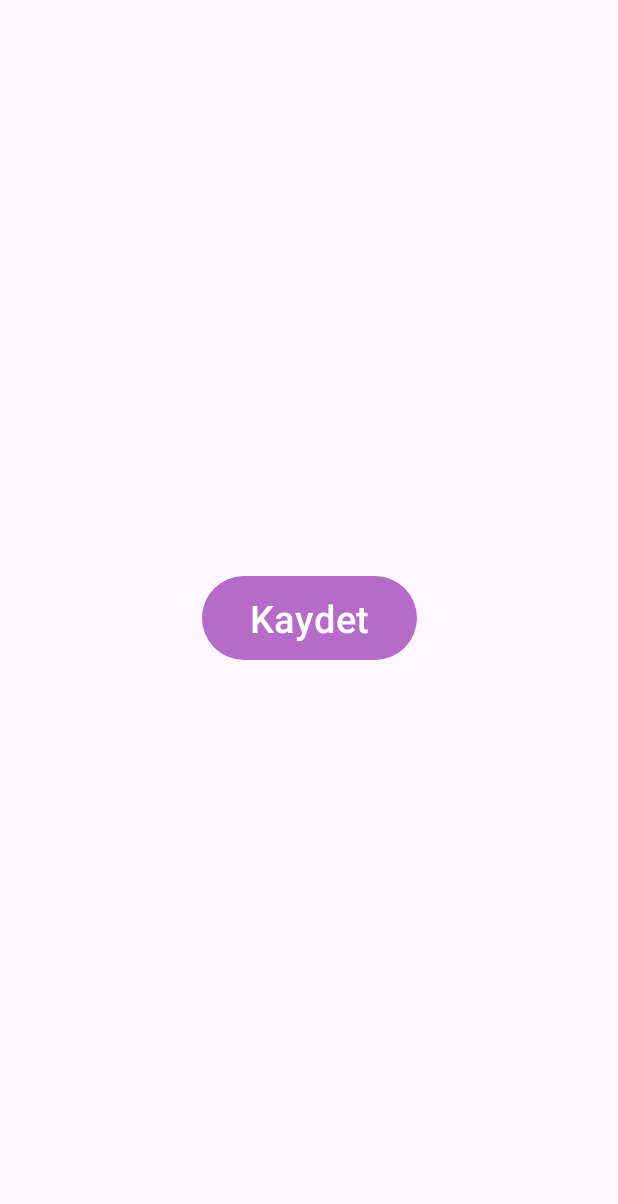
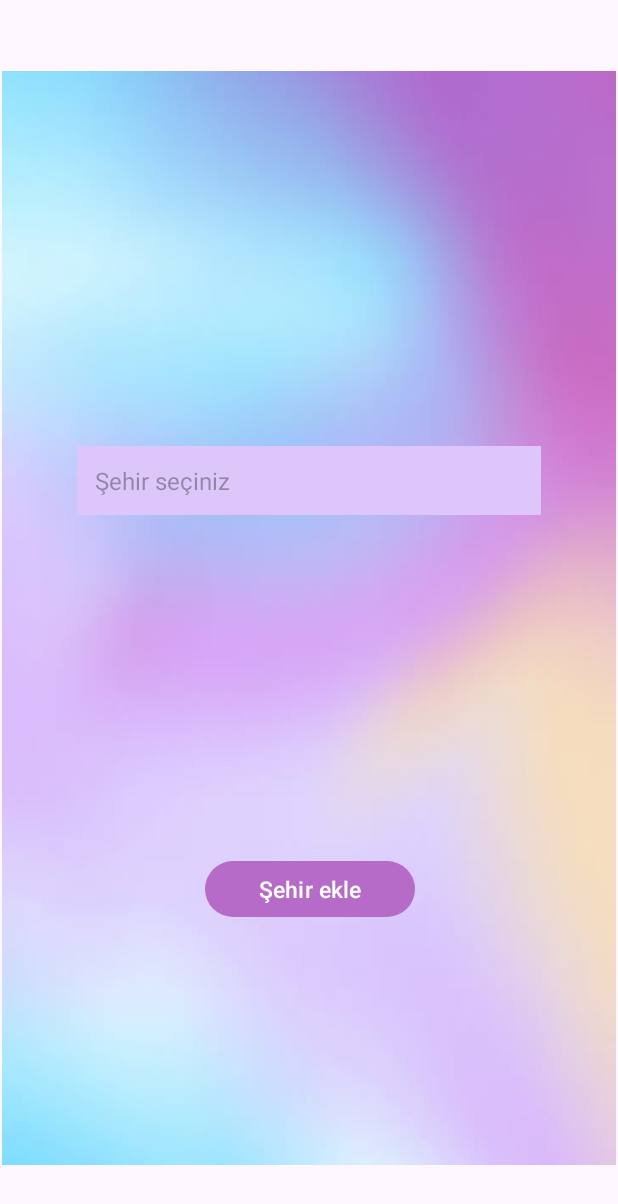
Before and after one commit to MrtAyd6/Seyahatnamem, an Android app: the SehirEkleFragment screen opened through its navigation route, on a phone screen of 412 x 824 dp. Shown: the top 1204 px of the screen. Run offline under Robolectric (Android 15) with nearby library versions, the light colour scheme and no system bars; our stand-ins replace Firebase (no records; nobody signed in at launch, a user with empty details on screens opened directly).

Commit message:
Giriş işlemleri, şehir ekleme işlemi, profil görünümü güncellendi.

```diff
--- a/app/build.gradle.kts
+++ b/app/build.gradle.kts
@@ -3,6 +3,7 @@ plugins {
     alias(libs.plugins.kotlin.android)
     id("kotlin-kapt")
     id("androidx.navigation.safeargs.kotlin")
+    alias(libs.plugins.google.gms.google.services)
 }
 
 android {
@@ -55,6 +56,9 @@ dependencies {
     implementation(libs.androidx.constraintlayout)
     implementation(libs.androidx.navigation.fragment.ktx)
     implementation(libs.androidx.navigation.ui.ktx)
+    implementation(libs.firebase.auth)
+    implementation(libs.firebase.firestore)
+    implementation(libs.firebase.storage)
     testImplementation(libs.junit)
     androidTestImplementation(libs.androidx.junit)
     androidTestImplementation(libs.androidx.espresso.core)
--- a/app/src/main/java/com/example/seyahatnamem/view/GirisFragment.kt
+++ b/app/src/main/java/com/example/seyahatnamem/view/GirisFragment.kt
@@ -5,17 +5,26 @@ import androidx.fragment.app.Fragment
 import android.view.LayoutInflater
 import android.view.View
 import android.view.ViewGroup
+import android.widget.Toast
 import androidx.navigation.Navigation
 import com.example.seyahatnamem.databinding.FragmentGirisBinding
 import com.example.seyahatnamem.model.Kullanici
+import com.google.firebase.auth.FirebaseAuth
+import com.google.firebase.auth.ktx.auth
+import com.google.firebase.ktx.Firebase
 
 
 class GirisFragment : Fragment() {
     private var _binding: FragmentGirisBinding? = null
     private val binding get() = _binding!!
+    private lateinit var auth : FirebaseAuth
+
+
+
+
     override fun onCreate(savedInstanceState: Bundle?) {
         super.onCreate(savedInstanceState)
-
+        auth = Firebase.auth
     }
 
     override fun onCreateView(
@@ -39,15 +48,30 @@ class GirisFragment : Fragment() {
         }
 
 
+        val guncelKullanici = auth.currentUser
+        if(guncelKullanici != null){
+            //kullanıcı daha önce giriş yapmış
+            val action = GirisFragmentDirections.actionGirisFragmentToSeyahatlerimFragment()
+            Navigation.findNavController(view).navigate(action)
+        }
 
     }
 
 
 
+
     //Giriş Yap butonuna tıklandığında seyahatlerim sayfasına gitmek için oluşturuldu
     fun girisYap(view: View){
-        val action = GirisFragmentDirections.actionGirisFragmentToSeyahatlerimFragment()
-        Navigation.findNavController(view).navigate(action)
+        val email = binding.EmailText.text.toString()
+        val parola = binding.ParolaText.text.toString()
+        if(email.isNotEmpty() && parola.isNotEmpty()){
+            auth.signInWithEmailAndPassword(email,parola).addOnSuccessListener {
+                val action = GirisFragmentDirections.actionGirisFragmentToSeyahatlerimFragment()
+                Navigation.findNavController(view).navigate(action)
+            }.addOnFailureListener { exceprion ->
+                Toast.makeText(requireContext(),"Email veya şifre yanlış", Toast.LENGTH_LONG).show()
+            }
+        }
     }
 
     //Kaydol butonuna tıklandığında kayıt olma sayfasına geçmek için oluşturuldu
--- a/app/src/main/java/com/example/seyahatnamem/view/SehirEkleFragment.kt
+++ b/app/src/main/java/com/example/seyahatnamem/view/SehirEkleFragment.kt
@@ -1,15 +1,32 @@
 package com.example.seyahatnamem.view
 
 import android.os.Bundle
+import android.text.InputType
 import androidx.fragment.app.Fragment
 import android.view.LayoutInflater
 import android.view.View
 import android.view.ViewGroup
+import android.widget.ArrayAdapter
 import androidx.navigation.Navigation
+import com.example.seyahatnamem.R
+
 import com.example.seyahatnamem.databinding.FragmentSehirEkleBinding
 
 
 class SehirEkleFragment : Fragment() {
+    val sehirler = listOf(
+        "Şehir Seç","Adana", "Adıyaman", "Afyonkarahisar", "Ağrı", "Aksaray", "Amasya", "Ankara", "Antalya",
+        "Ardahan", "Artvin", "Aydın", "Balıkesir", "Bartın", "Batman", "Bayburt", "Bilecik",
+        "Bingöl", "Bitlis", "Bolu", "Burdur", "Bursa", "Çanakkale", "Çankırı", "Çorum",
+        "Denizli", "Diyarbakır", "Düzce", "Edirne", "Elazığ", "Erzincan", "Erzurum", "Eskişehir",
+        "Gaziantep", "Giresun", "Gümüşhane", "Hakkari", "Hatay", "Iğdır", "Isparta", "İstanbul",
+        "İzmir", "Kahramanmaraş", "Karabük", "Karaman", "Kars", "Kastamonu", "Kayseri", "Kilis",
+        "Kırıkkale", "Kırklareli", "Kırşehir", "Kocaeli", "Konya", "Kütahya", "Malatya", "Manisa",
+        "Mardin", "Mersin", "Muğla", "Muş", "Nevşehir", "Niğde", "Ordu", "Osmaniye", "Rize",
+        "Sakarya", "Samsun", "Siirt", "Sinop", "Sivas", "Şanlıurfa", "Şırnak", "Tekirdağ",
+        "Tokat", "Trabzon", "Tunceli", "Uşak", "Van", "Yalova", "Yozgat","Zonguldak"
+    )
+
     private var _binding: FragmentSehirEkleBinding? = null
     private val binding get() = _binding!!
 
@@ -31,7 +48,36 @@ class SehirEkleFragment : Fragment() {
         super.onViewCreated(view, savedInstanceState)
         binding.kaydetButton.setOnClickListener { kaydet(it) }
 
+
+        val autoComplete = binding.sehirAutoComplete
+
+        val arrayAdapter = ArrayAdapter(requireContext(),R.layout.spinner_dropdown_item,sehirler)
+
+        autoComplete.setAdapter(arrayAdapter)
+        //autoComplete.setOnClickListener {
+        //    autoComplete.showDropDown()
+
+       // }
+        autoComplete.setOnTouchListener { view, event ->
+            view.performClick() // accessibility için
+            autoComplete.showDropDown() // Listeyi aç
+
+            // Klavyeyi açma (odak alıyor ama klavye gelmiyor)
+            autoComplete.inputType = InputType.TYPE_NULL
+
+            true // olay buradatüketildi
+        }
+
+        autoComplete.setOnFocusChangeListener { _, hasFocus ->
+            if (hasFocus) {
+                // Kullanıcı ikinci kez tıkladıysa (odak aldıysa)
+                autoComplete.inputType = InputType.TYPE_CLASS_TEXT
+                }
+        }
     }
+
+
+
 
     private fun kaydet(view: View){
         val action = SehirEkleFragmentDirections.actionSehirEkleFragmentToSeyahatlerimFragment()
--- a/app/src/main/res/layout/fragment_kayit_ol.xml
+++ b/app/src/main/res/layout/fragment_kayit_ol.xml
@@ -44,7 +44,7 @@
         android:drawableLeft="@drawable/baseline_lock_24"
         android:ems="10"
         android:hint="Parola oluşturun"
-        android:inputType="text"
+        android:inputType="textPassword"
         android:padding="10dp"
         app:layout_constraintEnd_toEndOf="parent"
         app:layout_constraintStart_toStartOf="parent"
--- a/app/src/main/res/layout/fragment_sehir_ekle.xml
+++ b/app/src/main/res/layout/fragment_sehir_ekle.xml
@@ -4,17 +4,41 @@
     xmlns:tools="http://schemas.android.com/tools"
     android:layout_width="match_parent"
     android:layout_height="match_parent"
+    android:background="@drawable/img"
     tools:context=".view.SehirEkleFragment">
 
 
     <Button
         android:id="@+id/kaydetButton"
-        android:layout_width="143dp"
-        android:layout_height="64dp"
-        android:text="Kaydet"
-        android:textSize="25dp"
+        android:layout_width="140dp"
+        android:layout_height="45dp"
+        android:layout_marginStart="10dp"
+        android:layout_marginTop="75dp"
+        android:layout_marginEnd="10dp"
+        android:layout_marginBottom="10dp"
+        android:text="Şehir ekle"
+        android:textSize="15dp"
         app:layout_constraintBottom_toBottomOf="parent"
+        app:layout_constraintEnd_toEndOf="parent"
+        app:layout_constraintHorizontal_bias="0.504"
+        app:layout_constraintStart_toStartOf="parent"
+        app:layout_constraintTop_toBottomOf="@+id/sehirAutoComplete" />
+
+    <AutoCompleteTextView
+        android:id="@+id/sehirAutoComplete"
+        android:layout_width="match_parent"
+        android:layout_height="wrap_content"
+        android:layout_marginStart="50dp"
+        android:layout_marginTop="250dp"
+        android:layout_marginEnd="50dp"
+        android:background="#DDC6F9"
+        android:dropDownHeight="200dp"
+        android:hint="Şehir seçiniz"
+        android:padding="12dp"
+        android:textColor="#FFFFFF"
+        android:textSize="16sp"
         app:layout_constraintEnd_toEndOf="parent"
         app:layout_constraintStart_toStartOf="parent"
         app:layout_constraintTop_toTopOf="parent" />
+
 </androidx.constraintlayout.widget.ConstraintLayout>
```
Also changed, not shown: app/src/main/java/com/example/seyahatnamem/view/HosgeldinizFragment.kt (+12 -4 lines), app/src/main/java/com/example/seyahatnamem/view/KayitOlFragment.kt (+28 -2 lines), app/src/main/res/layout/fragment_giris.xml (+6 -6 lines), app/src/main/res/layout/fragment_hosgeldiniz.xml (+13 -2 lines), app/src/main/res/layout/fragment_seyahatlerim.xml (+6 -5 lines), app/src/main/res/layout/spinner_dropdown_item.xml (added, +10 -0 lines), app/src/main/res/layout/spinner_satir.xml (added, +9 -0 lines), build.gradle.kts (+8 -0 lines), gradle/libs.versions.toml (+8 -0 lines), 1 other file.
